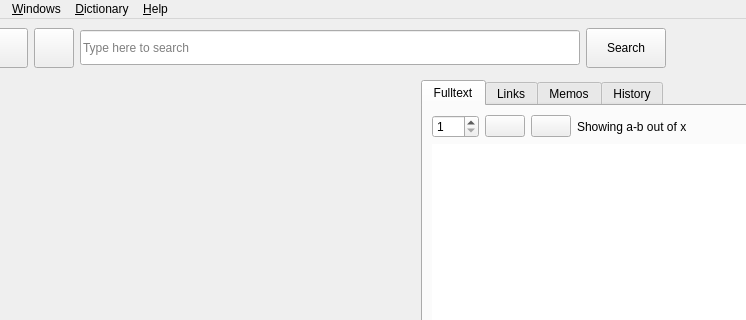
This is simsapa/assets/ui/dictionary_search_window.ui in simsapa/simsapa as Qt 5 draws it before an edit; both pictures show x 138 to 884 and y 0 to 320 of the 1068 by 642 pixel window. The edited form follows.
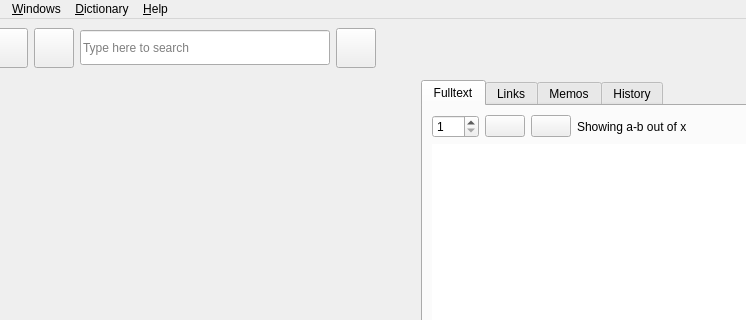
This is the edited form. Icons and pictures are not drawn.

```diff
--- a/simsapa/assets/ui/dictionary_search_window.ui
+++ b/simsapa/assets/ui/dictionary_search_window.ui
@@ -90,7 +90,7 @@
           </property>
           <property name="minimumSize">
            <size>
-            <width>500</width>
+            <width>250</width>
             <height>35</height>
            </size>
           </property>
@@ -112,7 +112,7 @@
           </property>
           <property name="minimumSize">
            <size>
-            <width>0</width>
+            <width>40</width>
             <height>40</height>
            </size>
           </property>
@@ -120,7 +120,7 @@
            <string>Search</string>
           </property>
           <property name="text">
-           <string>Search</string>
+           <string/>
           </property>
           <property name="icon">
            <iconset resource="../icons.qrc">
```
